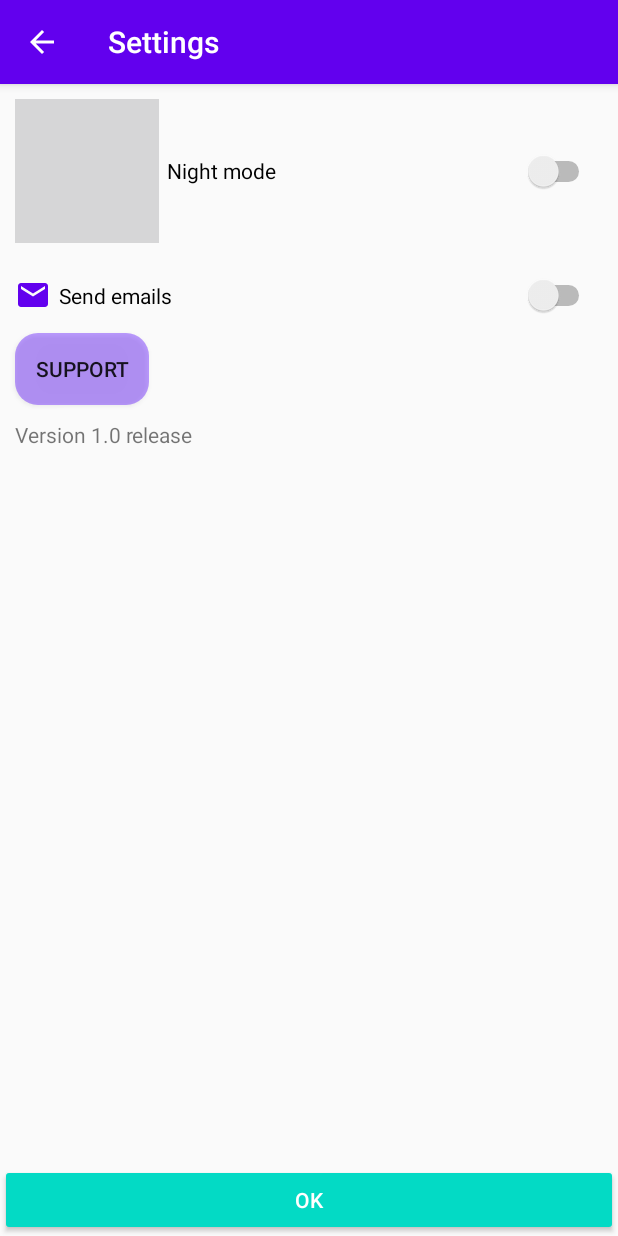
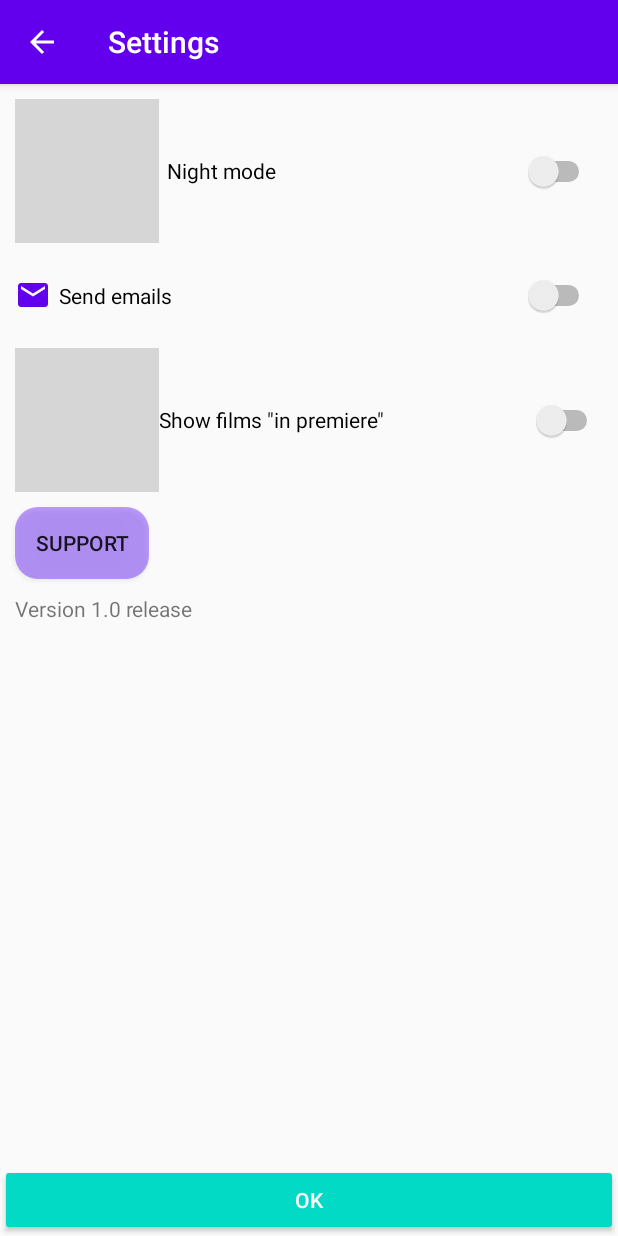
Before and after one commit to AndreyZalazaiev/Android_Cinema_Flex, an Android app: the Settings screen opened directly, with no data from a screen before it, on a phone screen of 412 x 824 dp. Run offline under Robolectric (Android 15) with nearby library versions, the phone set to English and light mode, and no system bars; libraries missing offline, so code that uses them is left out: lombok.val; 4 statements that could not run were skipped.

Commit message:
New setting! Films in premiere

```diff
--- a/app/src/main/java/andrew/cinema/cinema/Menu/Settings.java
+++ b/app/src/main/java/andrew/cinema/cinema/Menu/Settings.java
@@ -26,6 +26,7 @@ public class Settings extends AppCompatActivity {
         val sPref = getSharedPreferences("MyPref", MODE_PRIVATE);
         String mode = sPref.getString("DayNightMode", "true");
         String emails = sPref.getString("Sent", "1");
+        String soon = sPref.getString("Soon", "true");
         if(mode.equals("true")) {
             night=true;
             setTheme(R.style.Theme_AppCompat);
@@ -34,6 +35,15 @@ public class Settings extends AppCompatActivity {
         setContentView(R.layout.activity_settings);
         getSupportActionBar().setTitle("Settings");
         getSupportActionBar().setDisplayHomeAsUpEnabled(true);
+
+        switchState(mode, emails,soon);
+        ExtraParams();
+        EmailsSetting();
+        DayNightMode();
+        Soon();
+    }
+
+    private void switchState(String mode, String emails,String soon) {
         if(mode.equals("true"))
         {
             Switch sw = findViewById(R.id.NightMode);
@@ -44,10 +54,11 @@ public class Settings extends AppCompatActivity {
             Switch em = findViewById(R.id.Emails);
             em.setChecked(true);
         }
-
-        ExtraParams();
-        EmailsSetting();
-        SetupSwitch();
+        if(soon.equals("true"))
+        {
+            Switch sn = findViewById(R.id.Soon);
+            sn.setChecked(true);
+        }
     }
 
     private void ExtraParams() {
@@ -90,7 +101,7 @@ public class Settings extends AppCompatActivity {
         });
     }
 
-    public void SetupSwitch() {
+    public void DayNightMode() {
         final Switch sw = findViewById(R.id.NightMode);
         sw.setOnCheckedChangeListener(new CompoundButton.OnCheckedChangeListener() {
             @Override
@@ -102,6 +113,23 @@ public class Settings extends AppCompatActivity {
                     editor.putString("DayNightMode", ""+isChecked);
                 } else {
                     editor.remove("DayNightMode");
+                }
+                editor.commit();
+            }
+        });
+    }
+    public void Soon() {
+        final Switch sw = findViewById(R.id.Soon);
+        sw.setOnCheckedChangeListener(new CompoundButton.OnCheckedChangeListener() {
+            @Override
+            public void onCheckedChanged(CompoundButton buttonView, boolean isChecked) {
+                SharedPreferences prefs = getApplication().getSharedPreferences("MyPref", MODE_PRIVATE);
+                SharedPreferences.Editor editor = prefs.edit();
+
+                if(!sw.isChecked()) {
+                    editor.putString("Soon", ""+isChecked);
+                } else {
+                    editor.remove("Soon");
                 }
                 editor.commit();
             }
--- a/app/src/main/java/andrew/cinema/cinema/Repos/FilmRepos.java
+++ b/app/src/main/java/andrew/cinema/cinema/Repos/FilmRepos.java
@@ -11,6 +11,8 @@ import retrofit2.http.Query;
 public interface FilmRepos {
     @GET("/films")
     Call<List<Film>> getData();
+    @GET("/films/actual")
+    Call<List<Film>> getActual();
     @GET("/films/rating")
     Call<String> getRating(@Query("idfilm") Integer id);
 }
--- a/app/src/main/res/layout/activity_settings.xml
+++ b/app/src/main/res/layout/activity_settings.xml
@@ -32,6 +32,14 @@
             android:button="@drawable/ic_email_black_24dp"
             android:padding="5sp"
             android:text="Send emails" />
+
+        <Switch
+            android:id="@+id/Soon"
+            android:layout_width="match_parent"
+            android:layout_height="wrap_content"
+            android:layout_margin="10sp"
+            android:button="@drawable/ic_play_circle_filled_black_24dp"
+            android:text='Show films "in premiere"' />
 
         <Button
             android:id="@+id/Support"
```
Also changed, not shown: app/src/main/java/andrew/cinema/cinema/Activities/Film_Pick.java (+18 -4 lines).
